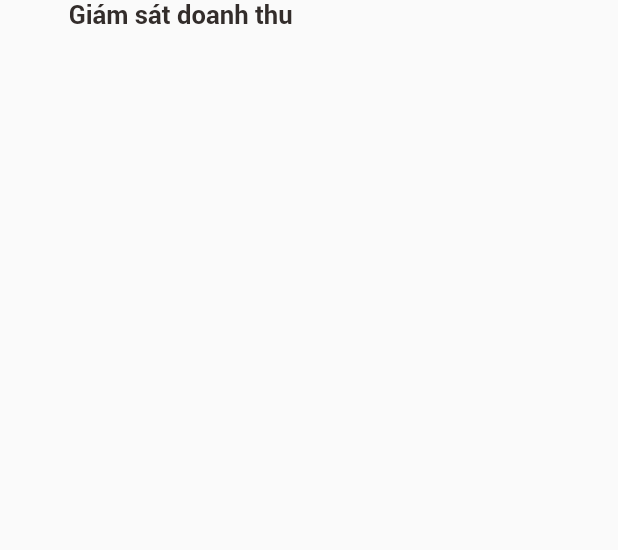
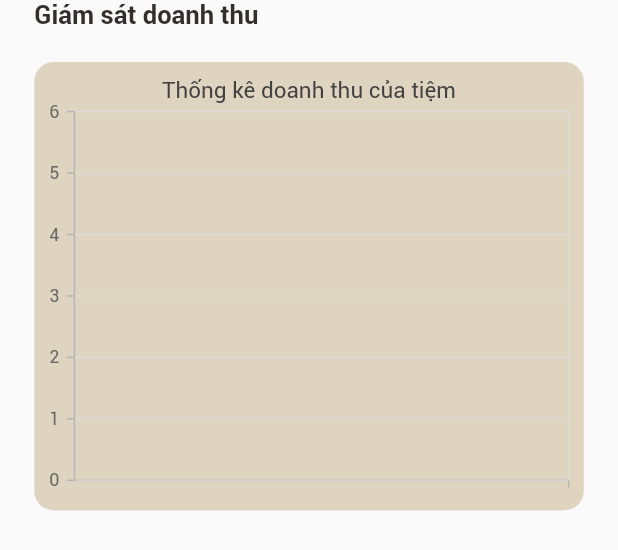
Before and after one commit to Dat0309/babershop-managerment-mobile-app, a Flutter app: the StatisticWidget widget shown alone on an empty page, opened directly, on a phone screen of 412 x 824 dp. Shown: the top 550 px of the screen. Run offline on Flutter 3.47's test engine with Material 2 defaults, Android fonts, the phone set to English and light mode, and no system bars; our stand-ins replace animated_splash_screen, get, hive_flutter, page_transition, shared_preferences, shimmer and 2 more; accounts and stored records are empty; network calls fail.

Commit message:
update chart

```diff
--- a/babershop_managerment/lib/constant/app_url.dart
+++ b/babershop_managerment/lib/constant/app_url.dart
@@ -24,6 +24,8 @@ class AppUrl {
   static const String STAFF_GET_ALL_ORDER = ORDER + "/staff-get-all-order";
   static const String STAFF_GET_BABERSHOP_ORDER =
       ORDER + "/staff-get-babershop-order";
+  static const String STAFF_GET_ALL_BABERSHOP_ORDER =
+      ORDER + "/staff-get-all-babershop-order";
   static const String ADMIN_GET_ORDER_OF_STAFF =
       ORDER + "/admin-get-order-staff";
 
--- a/babershop_managerment/lib/models/OrderModel.dart
+++ b/babershop_managerment/lib/models/OrderModel.dart
@@ -9,12 +9,14 @@ class Order {
   List<dynamic>? servicesItems;
   String? paymentMethod;
   int? serviceTotalPrice;
+  String? createdAt;
   Order({
     this.babershopId,
     this.staffId,
     this.servicesItems,
     this.paymentMethod,
     this.serviceTotalPrice,
+    this.createdAt,
   });
 
   Order copyWith({
@@ -23,6 +25,7 @@ class Order {
     List<dynamic>? servicesItems,
     String? paymentMethod,
     int? serviceTotalPrice,
+    String? createdAt,
   }) {
     return Order(
       babershopId: babershopId ?? this.babershopId,
@@ -30,6 +33,7 @@ class Order {
       servicesItems: servicesItems ?? this.servicesItems,
       paymentMethod: paymentMethod ?? this.paymentMethod,
       serviceTotalPrice: serviceTotalPrice ?? this.serviceTotalPrice,
+      createdAt: createdAt ?? this.createdAt,
     );
   }
 
@@ -40,6 +44,7 @@ class Order {
       'servicesItems': servicesItems,
       'paymentMethod': paymentMethod,
       'serviceTotalPrice': serviceTotalPrice,
+      'createdAt': createdAt,
     };
   }
 
@@ -56,6 +61,7 @@ class Order {
       serviceTotalPrice: map['service_total_price'] != null
           ? map['service_total_price'] as int
           : null,
+      createdAt: map['createdAt'] != null ? map['createdAt'] as String : null,
     );
   }
 
--- a/babershop_managerment/lib/views/home/home.dart
+++ b/babershop_managerment/lib/views/home/home.dart
@@ -21,6 +21,7 @@ class _HomePageState extends State<HomePage> {
   Widget build(BuildContext context) {
     Get.find<UserController>().getProfile();
     Get.find<OrderController>().staffGetAllOrderIOfThem();
+    Get.find<OrderController>().staffGetOrdersOfBabershop();
     Get.find<OrderController>().staffGetAllOrdersOfBabershop();
     return LayoutBuilder(builder: (context, constraints) {
       return SingleChildScrollView(
--- /dev/null
+++ b/babershop_managerment/lib/views/home/widgets/statisticWidget/chart_statistic_of_baber.dart
@@ -0,0 +1,89 @@
+// ignore_for_file: public_member_api_docs, sort_constructors_first
+import 'dart:async';
+
+import 'package:babershop_managerment/controller/order_controller.dart';
+import 'package:babershop_managerment/models/OrderModel.dart';
+import 'package:flutter/material.dart';
+import 'package:get/get.dart';
+import 'package:syncfusion_flutter_charts/charts.dart';
+import 'package:babershop_managerment/constant/colors.dart';
+import 'package:babershop_managerment/util/dimensions.dart';
+
+class ChartStatisticsBaberWidget extends StatefulWidget {
+  final List<dynamic> orders;
+  const ChartStatisticsBaberWidget({
+    Key? key,
+    required this.orders,
+  }) : super(key: key);
+
+  @override
+  State<ChartStatisticsBaberWidget> createState() =>
+      _ChartStatisticsBaberWidgetState();
+}
+
+class _ChartStatisticsBaberWidgetState
+    extends State<ChartStatisticsBaberWidget> {
+  late ChartSeriesController _chartSeriesController;
+  late TooltipBehavior _tooltipBehavior;
+
+  @override
+  void initState() {
+    // TODO: implement initState
+    _tooltipBehavior = TooltipBehavior(enable: true);
+    Timer.periodic(const Duration(days: 1), updateDataSource);
+    super.initState();
+  }
+
+  int getTotalPrice(String date, List<dynamic> orders) {
+    int sum = 0;
+    List<dynamic> filter = [];
+    filter.addAll(orders);
+    filter.retainWhere((element) {
+      return element.createdAt.contains(date);
+    });
+    filter.forEach((element) {
+      sum += element.serviceTotalPrice as int;
+    });
+    return sum;
+  }
+
+  void updateDataSource(Timer timer) {
+    Get.find<OrderController>().staffGetAllOrdersOfBabershop();
+    _chartSeriesController.updateDataSource(
+        addedDataIndex: widget.orders.length - 1, removedDataIndex: 0);
+  }
+
+  @override
+  Widget build(BuildContext context) {
+    return Scaffold(
+      body: Center(
+        child: Container(
+          decoration: BoxDecoration(
+            borderRadius: BorderRadius.circular(Dimensions.radius15),
+            color: AppColors.secondaryColor,
+          ),
+          child: SfCartesianChart(
+            title: ChartTitle(text: 'Thống kê doanh thu của tiệm'),
+            tooltipBehavior: _tooltipBehavior,
+            primaryXAxis: CategoryAxis(),
+            series: <LineSeries<dynamic, String>>[
+              // Renders line chart
+              LineSeries<dynamic, String>(
+                onRendererCreated: ((controller) {
+                  _chartSeriesController = controller;
+                }),
+                color: AppColors.primaryColor,
+                dataSource: widget.orders,
+                xValueMapper: (dynamic orders, _) =>
+                    orders.createdAt.toString().split('T')[0],
+                yValueMapper: (dynamic orders, _) =>
+                    getTotalPrice(orders.createdAt, widget.orders),
+                dataLabelSettings: const DataLabelSettings(isVisible: true),
+              )
+            ],
+          ),
+        ),
+      ),
+    );
+  }
+}
--- a/babershop_managerment/lib/views/home/widgets/statisticWidget/statistic_widget.dart
+++ b/babershop_managerment/lib/views/home/widgets/statisticWidget/statistic_widget.dart
@@ -1,8 +1,9 @@
 import 'package:babershop_managerment/constant/colors.dart';
 import 'package:babershop_managerment/controller/order_controller.dart';
 import 'package:babershop_managerment/util/dimensions.dart';
+import 'package:babershop_managerment/views/home/widgets/statisticWidget/chart_statistic_of_baber.dart';
 import 'package:babershop_managerment/widgets/big_text.dart';
-import 'package:fl_chart/fl_chart.dart';
+
 import 'package:flutter/material.dart';
 import 'package:get/get.dart';
 
@@ -25,9 +26,7 @@ class _StatisticWidgetState extends State<StatisticWidget> {
         children: [
           Container(
             margin: EdgeInsets.only(
-              left: Dimensions.widthPadding25,
               bottom: Dimensions.heightPadding10,
-              right: Dimensions.widthPadding25,
             ),
             child: Row(
               mainAxisAlignment: MainAxisAlignment.spaceBetween,
@@ -40,108 +39,23 @@ class _StatisticWidgetState extends State<StatisticWidget> {
             height: Dimensions.widthPadding15,
           ),
           GetBuilder<OrderController>(builder: (orderController) {
-            return orderController.staffLoadedOrder
-                ? Column(
+            return Column(
               children: [
                 Center(
                   child: Container(
                     width: Dimensions.screenWidth,
-                            height: 300,
+                    height: Dimensions.height350,
                     decoration: BoxDecoration(
-                              borderRadius:
-                                  BorderRadius.circular(Dimensions.radius15),
+                      borderRadius: BorderRadius.circular(Dimensions.radius15),
                       color: AppColors.secondaryColor,
                     ),
-                            child: LineChart(
-                              LineChartData(
-                                  borderData: FlBorderData(
-                                      show: true,
-                                      border: Border.all(
-                                          color: Colors.white, width: 2)),
-                                  gridData: FlGridData(
-                                    show: true,
-                                    getDrawingHorizontalLine: (value) {
-                                      return FlLine(
-                                          color: Colors.white, strokeWidth: 1);
-                                    },
-                                    drawVerticalLine: true,
-                                    getDrawingVerticalLine: (value) {
-                                      return FlLine(
-                                          color: Colors.white, strokeWidth: 1);
-                                    },
-                                  ),
-                                  titlesData: FlTitlesData(
-                                    show: true,
-                                    bottomTitles: SideTitles(
-                                        showTitles: true,
-                                        reservedSize: 35,
-                                        getTextStyles: (context, value) {
-                                          return const TextStyle(
-                                              color: Color(0xff68737d),
-                                              fontSize: 16,
-                                              fontWeight: FontWeight.bold);
-                                        },
-                                        margin: 8),
-                                    rightTitles: SideTitles(),
-                                    topTitles: SideTitles(),
-                                    leftTitles: SideTitles(
-                                      showTitles: true,
-                                      reservedSize: 35,
-                                      getTextStyles: (context, value) {
-                                        return const TextStyle(
-                                            color: Color(0xff68737d),
-                                            fontSize: 16,
-                                            fontWeight: FontWeight.bold);
-                                      },
-                                      getTitles: (value) {
-                                        switch (value.toInt()) {
-                                          case 0:
-                                            return '0';
-                                          case 2:
-                                            return '50';
-                                          case 4:
-                                            return '100';
-                                          case 6:
-                                            return '150';
-                                        }
-                                        return '';
-                                      },
-                                      margin: 12,
+                    child: ChartStatisticsBaberWidget(
+                      orders: orderController.baberAllOrderByStaff,
                     ),
                   ),
-                                  maxX: 8,
-                                  maxY: 8,
-                                  minY: 0,
-                                  minX: 0,
-                                  lineBarsData: [
-                                    LineChartBarData(
-                                        spots: [
-                                          const FlSpot(0, 0),
-                                          const FlSpot(5, 5),
-                                          const FlSpot(7, 6),
-                                          const FlSpot(8, 4),
-                                        ],
-                                        isCurved: true,
-                                        colors: [
-                                          Colors.black12,
-                                          Colors.white70,
-                                          Colors.white
-                                        ],
-                                        barWidth: 5,
-                                        belowBarData: BarAreaData(
-                                            show: true,
-                                            colors: [
-                                              const Color(0xff23b6e6),
-                                              const Color(0xff02d39a),
-                                            ]
-                                                .map((e) => e.withOpacity(0.3))
-                                                .toList()))
-                                  ]),
-                            )),
                 ),
               ],
-                  )
-                : SizedBox();
+            );
           })
         ],
       ),
--- a/babershop_managerment/pubspec.yaml
+++ b/babershop_managerment/pubspec.yaml
@@ -49,7 +49,7 @@ dependencies:
   animated_splash_screen: ^1.3.0
   flutter_staggered_grid_view: ^0.4.1
   sliding_up_panel: ^2.0.0+1
-  fl_chart: ^0.41.0
+  syncfusion_flutter_charts: ^20.4.53
 
 dev_dependencies:
   flutter_test:
```
Also changed, not shown: babershop_managerment/lib/controller/order_controller.dart (+26 -2 lines), babershop_managerment/lib/services/reposiitory/order_repo.dart (+13 -0 lines), babershop_managerment/pubspec.lock. Lines whose indentation alone changed are shown as unchanged.
